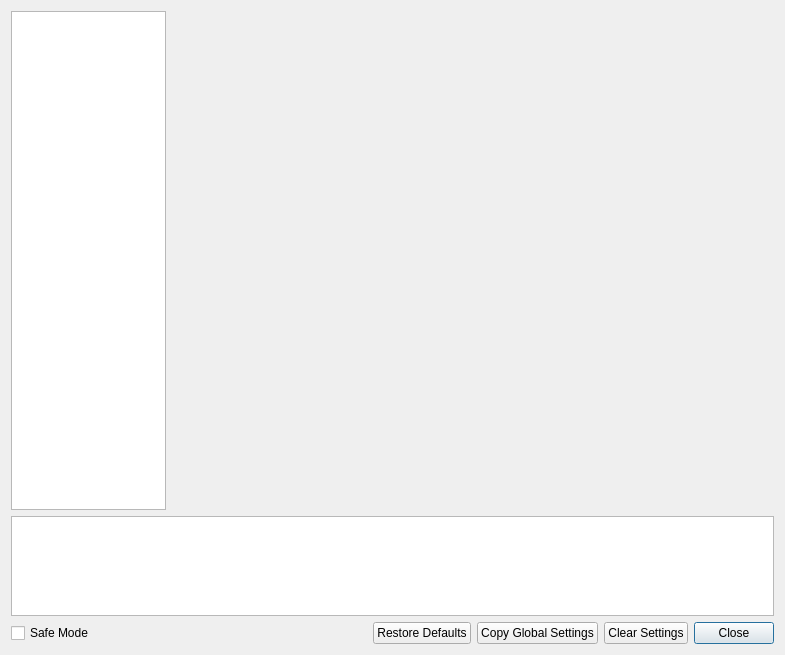
This is src/duckstation-qt/settingswindow.ui in kofxi3584karlayang/duckstation as Qt 5 draws it before an edit. The edited form follows.
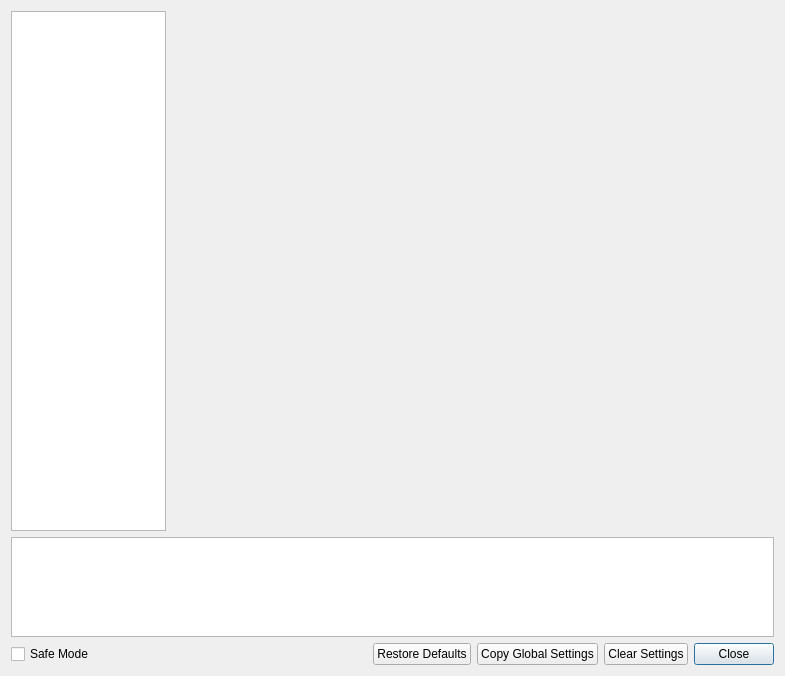
This is the edited form. Icons and pictures are not drawn.

What changed in the file:
```diff
--- a/src/duckstation-qt/settingswindow.ui
+++ b/src/duckstation-qt/settingswindow.ui
@@ -7,7 +7,7 @@
     <x>0</x>
     <y>0</y>
     <width>785</width>
-    <height>655</height>
+    <height>676</height>
    </rect>
   </property>
   <property name="sizePolicy">
```
